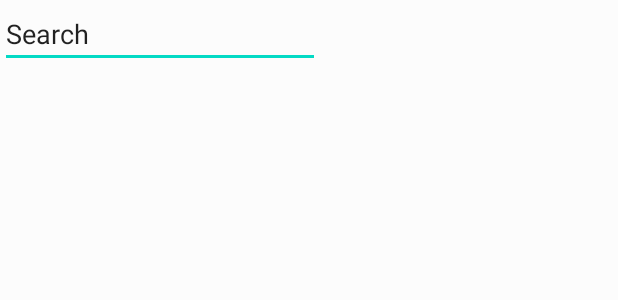
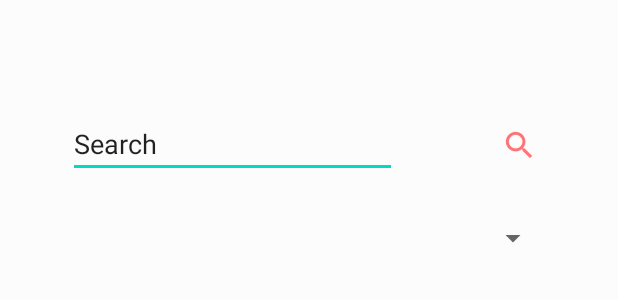
Before and after one commit to ChronoSIDA/MAD_Go_er, an Android app: the layout fragment_1_home.xml on its own in the app's theme, with its tools: preview values and no code run, on a phone screen of 412 x 824 dp. Shown: the top 300 px of the screen. Run offline under Robolectric (Android 15) with nearby library versions, the light colour scheme and no system bars; Roboto replaces fonts that are not available here.

Commit message:
added layout for host activity

```diff
--- a/app/src/main/res/layout/fragment_1_home.xml
+++ b/app/src/main/res/layout/fragment_1_home.xml
@@ -9,11 +9,45 @@
 
     <EditText
         android:id="@+id/editTextTextPersonName"
-        android:layout_width="wrap_content"
-        android:layout_height="wrap_content"
+        android:layout_width="219dp"
+        android:layout_height="44dp"
         android:ems="10"
         android:inputType="textPersonName"
         android:text="Search"
-        tools:layout_editor_absoluteX="42dp"
-        tools:layout_editor_absoluteY="66dp" />
+        app:layout_constraintBottom_toBottomOf="parent"
+        app:layout_constraintEnd_toStartOf="@+id/imageButton"
+        app:layout_constraintHorizontal_bias="0.432"
+        app:layout_constraintStart_toStartOf="parent"
+        app:layout_constraintTop_toTopOf="parent"
+        app:layout_constraintVertical_bias="0.096" />
+
+    <ImageButton
+        android:id="@+id/imageButton"
+        android:layout_width="44dp"
+        android:layout_height="44dp"
+        android:layout_marginEnd="44dp"
+        android:background="#00FFFFFF"
+        android:src="?android:attr/actionModeWebSearchDrawable"
+        android:tint="@color/lightRed"
+        app:layout_constraintBottom_toBottomOf="parent"
+        app:layout_constraintEnd_toEndOf="parent"
+        app:layout_constraintTop_toTopOf="parent"
+        app:layout_constraintVertical_bias="0.096" />
+
+    <Spinner
+        android:id="@+id/spinner"
+        android:layout_width="320dp"
+        android:layout_height="44dp"
+        app:layout_constraintBottom_toBottomOf="parent"
+        app:layout_constraintEnd_toEndOf="parent"
+        app:layout_constraintStart_toStartOf="parent"
+        app:layout_constraintTop_toBottomOf="@+id/editTextTextPersonName"
+        app:layout_constraintVertical_bias="0.027" />
+
+    <androidx.recyclerview.widget.RecyclerView
+        android:layout_width="320dp"
+        android:layout_height="477dp"
+        tools:layout_editor_absoluteX="45dp"
+        tools:layout_editor_absoluteY="200dp" />
+
 </androidx.constraintlayout.widget.ConstraintLayout>
--- a/app/src/main/res/values/strings.xml
+++ b/app/src/main/res/values/strings.xml
@@ -10,6 +10,6 @@
     <string name="txt_setting_nav">Setting</string>
 
     <string name="teamInfo">Sida Zhang\nNUID: 001597035\nGithub: ChronoSIDA\n\nYang Yang\nNUID: 002921499\n Github: alyssayyang\n\nYiqian Huang\nNUID:002965390\nGithub: Lynette-Huang\n\nXue Tang\nNUID: 002916453\nGithub: XueTang422</string>
-    <string-array name="dropdown_userlist">
+    <string-array name="dropdown_categories_alertbox">
     </string-array>
 </resources>
```
